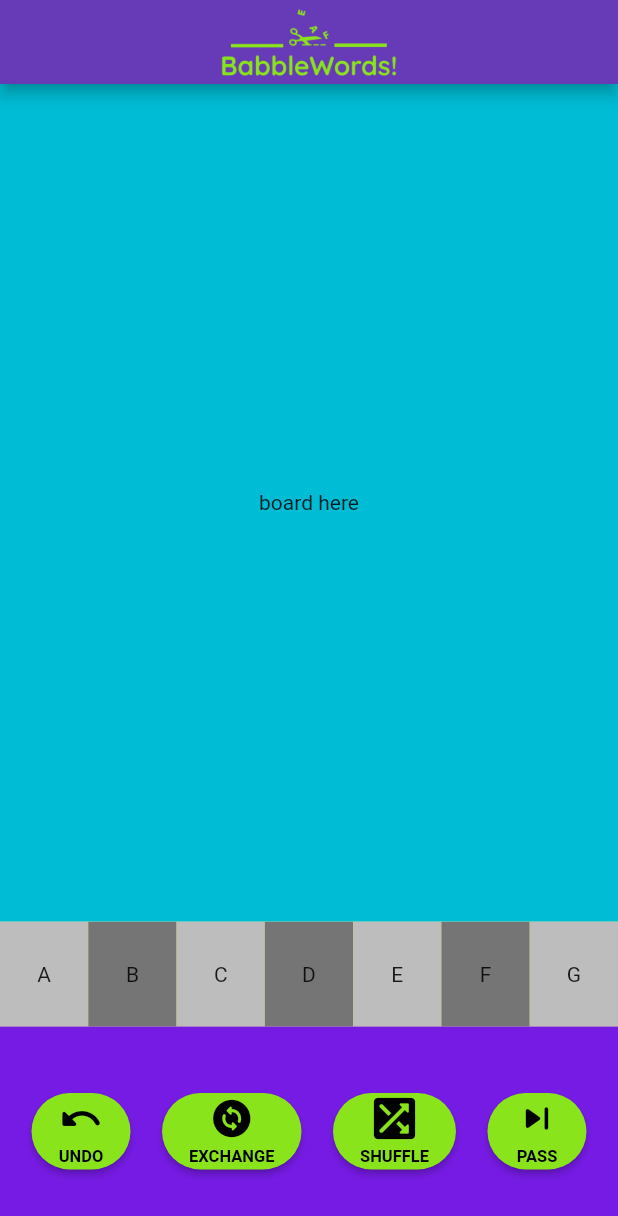
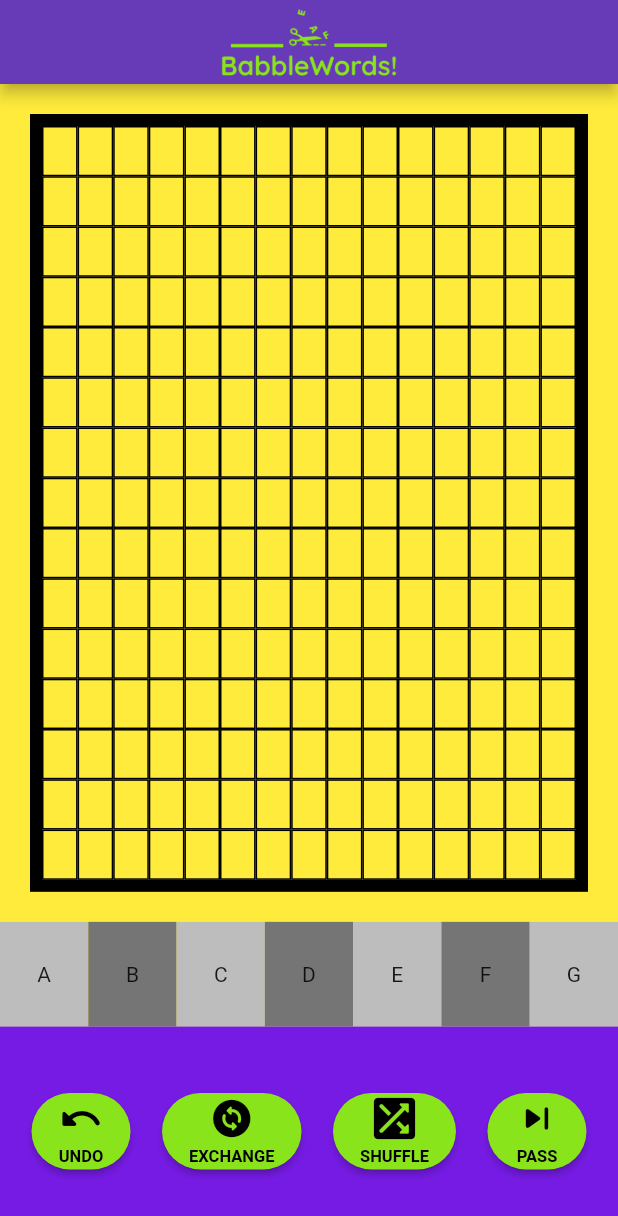
Before and after one commit to FilipJQ77/PIM, a Flutter app: the screen it shows after launch, on a phone screen of 412 x 824 dp. Shown: the top 1216 px of the screen. Run offline on Flutter 3.47's test engine with Material 2 defaults, Android fonts, the phone set to English and light mode, and no system bars; our stand-ins replace flutter_svg.

Commit message:
Add board and tiles

```diff
--- /dev/null
+++ b/lib/board.dart
@@ -0,0 +1,45 @@
+import 'package:flutter/material.dart';
+import 'package:pim_word_builder/board_tile.dart';
+
+// Scrable board size -> 15x15
+
+final int BOARD_SIZE = 15;
+
+BoxDecoration myBoxDecoration() {
+  return BoxDecoration(
+    border: Border.all(
+      color: Colors.black,
+      width: 8,
+    ),
+  );
+}
+
+class Board extends StatefulWidget {
+  const Board({Key? key}) : super(key: key);
+
+  @override
+  _BoardState createState() => _BoardState();
+}
+
+class _BoardState extends State<Board> {
+  @override
+  Widget build(BuildContext context) {
+    return Container(
+      // color: Colors.cyan,
+      decoration: myBoxDecoration(),
+      child: Column(
+        children: [
+          for (var i = 1; i <= BOARD_SIZE; i++)
+            Expanded(
+              flex: 1,
+              child: Row(
+                children: [
+                  for (var j = 1; j <= BOARD_SIZE; j++)
+                    Expanded(child: BoardTile(text: " ", isTaken: true, xCoord: j, yCoord: i))],
+                ),
+            ),
+        ],
+      ),
+    );
+  }
+}
--- /dev/null
+++ b/lib/board_tile.dart
@@ -0,0 +1,43 @@
+import 'package:flutter/material.dart';
+
+BoxDecoration myBoxDecoration() {
+  return BoxDecoration(
+    border: Border.all(
+      color: Colors.black,
+      width: 1,
+    ),
+  );
+}
+
+class BoardTile extends StatefulWidget {
+  final String text;
+  final bool isTaken; // if tile is taken -> letter is placed on the tile
+  final int xCoord;
+  final int yCoord;
+  const BoardTile({Key? key, required this.text, required this.isTaken, required this.xCoord, required this.yCoord}) : super(key: key);
+
+  @override
+  _BoardTileState createState() => _BoardTileState();
+}
+
+class _BoardTileState extends State<BoardTile> {
+  @override
+  Widget build(BuildContext context) {
+    return GestureDetector(
+      onTap: () {
+        int x = widget.xCoord;
+        int y = widget.yCoord;
+        print("Clicked on tile ($x,$y)");
+      },
+      child: Container(
+          decoration: myBoxDecoration(),
+          child: Padding(
+            padding: const EdgeInsets.all(2.0),
+            child: Center(
+                child: Text(widget.text)
+            ),
+          ),
+      ),
+    );
+  }
+}
--- a/lib/main.dart
+++ b/lib/main.dart
@@ -1,6 +1,7 @@
 import 'package:flutter/material.dart';
 import 'package:flutter_svg/svg.dart';
 import 'package:pim_word_builder/function_button.dart';
+import 'package:pim_word_builder/board.dart';
 
 void main() => runApp(const App());
 
@@ -90,8 +91,14 @@ class _BoardScreenState extends State<BoardScreen> {
               children: [
                 Expanded(
                   child: Container(
-                      color: Colors.cyan,
-                      child: const Center(child: Text('board here'))),
+                      color: Colors.yellow,
+                      child: Padding(
+                        padding: const EdgeInsets.all(20.0),
+                        child: const Center(
+                            child: Board()
+                        ),
+                      )
+                  ),
                 ),
               ],
             ),
```
